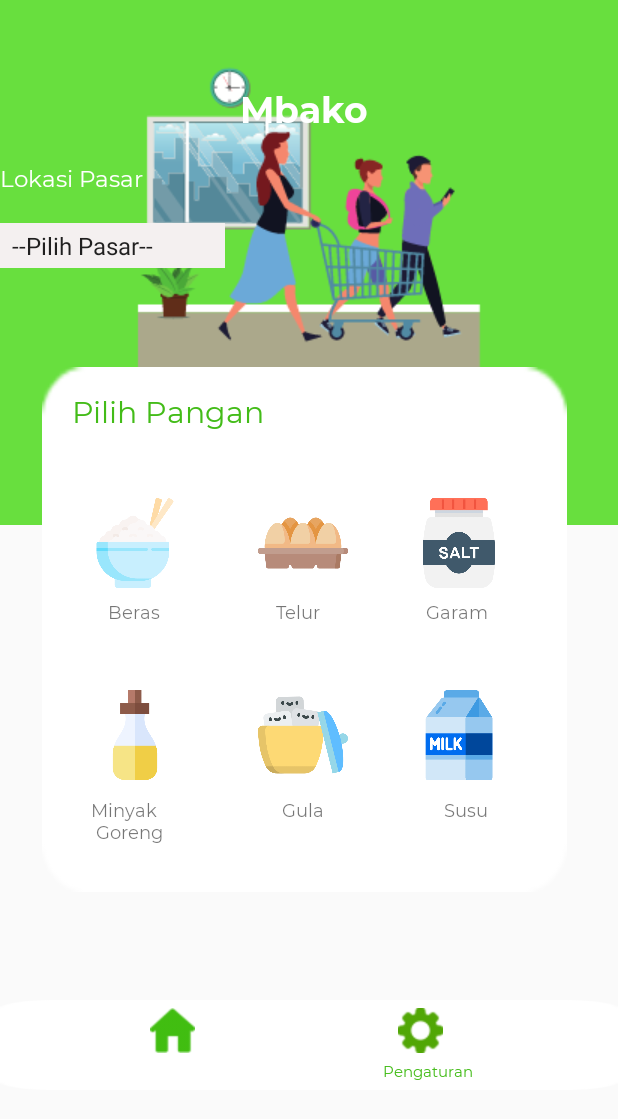
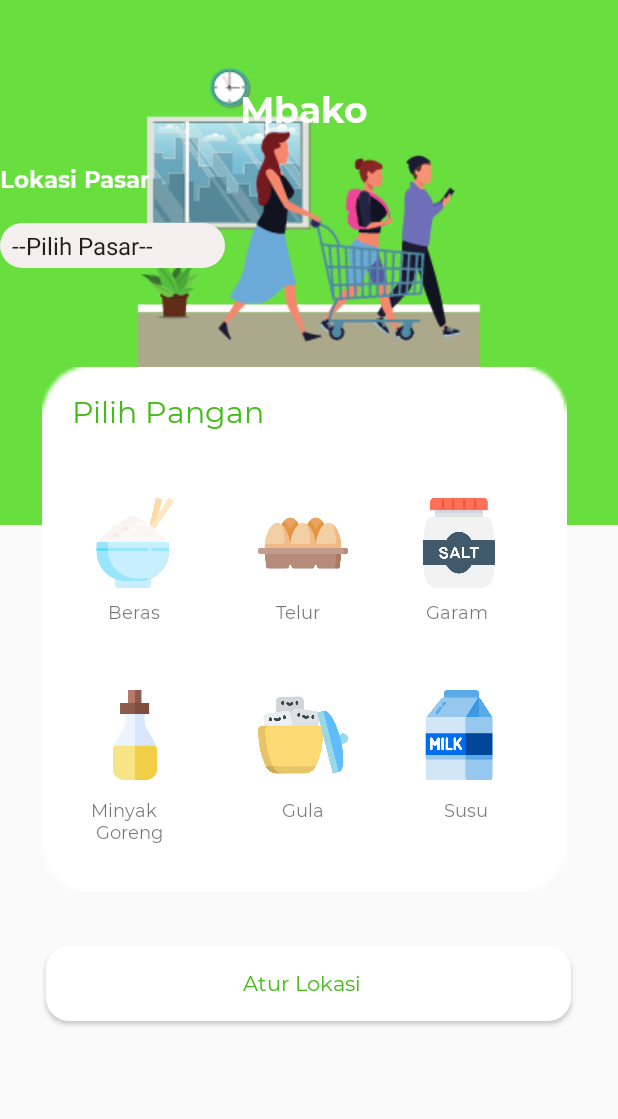
Before and after one commit to ayukinanthi/ProyekMbako, an Android app: the Homepage screen opened directly, with no data from a screen before it, on a phone screen of 412 x 824 dp. Shown: the top 1119 px of the screen. Run offline under Robolectric (Android 15) with nearby library versions, the phone set to English and light mode, and no system bars.

Commit message:
commit dan push terakhirrrrrrrrr

```diff
--- a/app/src/main/AndroidManifest.xml
+++ b/app/src/main/AndroidManifest.xml
@@ -12,7 +12,6 @@
         android:theme="@style/AppTheme">
         <activity android:name=".MinyakActivity"></activity>
         <activity android:name=".GulaActivity" />
-        <activity android:name=".SettingActivity" />
         <activity android:name=".SusuActivity" />
         <activity android:name=".GaramActivity" />
         <activity android:name=".TelurActivity" />
--- a/app/src/main/java/android/example/proyekmbako/Homepage.java
+++ b/app/src/main/java/android/example/proyekmbako/Homepage.java
@@ -17,8 +17,7 @@ public class Homepage extends AppCompatActivity implements AdapterView.OnItemSel
     Button btn_garam;
     Button btn_gula;
     Button btn_minyak;
-    Button beranda;
-    Button pengaturan;
+    Button setting_lokasi;
 
 
     @Override
@@ -33,8 +32,8 @@ public class Homepage extends AppCompatActivity implements AdapterView.OnItemSel
         btn_garam = findViewById(R.id.btn_garam);
         btn_gula = findViewById(R.id.btn_gula);
         btn_minyak = findViewById(R.id.btn_minyak);
-        beranda = findViewById(R.id.beranda);
-        pengaturan = findViewById(R.id.pengaturan);
+        setting_lokasi = findViewById(R.id.setting_lokasi);
+
 
         btn_beras.setOnClickListener(new View.OnClickListener() {
             @Override
@@ -68,19 +67,27 @@ public class Homepage extends AppCompatActivity implements AdapterView.OnItemSel
             }
         });
 
-        beranda.setOnClickListener(new View.OnClickListener() {
+        btn_gula.setOnClickListener(new View.OnClickListener() {
             @Override
             public void onClick(View v) {
-                Intent beranda = new Intent(Homepage.this, Homepage.class);
-                startActivity(beranda);
+                Intent gula = new Intent(Homepage.this, GulaActivity.class);
+                startActivity(gula);
             }
         });
 
-        pengaturan.setOnClickListener(new View.OnClickListener() {
+        btn_minyak.setOnClickListener(new View.OnClickListener() {
             @Override
             public void onClick(View v) {
-                Intent pengaturan = new Intent(Homepage.this, SettingActivity.class);
-                startActivity(pengaturan);
+                Intent minyak = new Intent(Homepage.this, MinyakActivity.class);
+                startActivity(minyak);
+            }
+        });
+
+        setting_lokasi.setOnClickListener(new View.OnClickListener() {
+            @Override
+            public void onClick(View v) {
+                Intent setting = new Intent(Homepage.this, ChooseLoc.class);
+                startActivity(setting);
             }
         });
 
--- a/app/src/main/res/drawable/bg_white.xml
+++ b/app/src/main/res/drawable/bg_white.xml
@@ -5,6 +5,7 @@
             <item>
                 <shape android:shape="rectangle">
                     <solid android:color="#ffffff"/>
+                    <corners android:radius="15dp"/>
 
                     <padding android:right="10dp"/>
                 </shape>
--- a/app/src/main/res/drawable/btn_round_gray.xml
+++ b/app/src/main/res/drawable/btn_round_gray.xml
@@ -5,6 +5,7 @@
             <item>
                 <shape android:shape="rectangle">
                     <solid android:color="#F4F0F0"/>
+                    <corners android:radius="15dp"/>
 
                     <padding android:right="10dp"/>
                 </shape>
--- a/app/src/main/res/layout/activity_homepage.xml
+++ b/app/src/main/res/layout/activity_homepage.xml
@@ -32,7 +32,7 @@
         android:layout_width="wrap_content"
         android:layout_height="wrap_content"
         android:layout_marginTop="20dp"
-        android:fontFamily="@font/montserratregular"
+        android:fontFamily="@font/montserratbold"
         android:text="@string/lokasipasar"
         android:textColor="@color/colorWhite"
         android:textSize="15sp"
@@ -219,57 +219,27 @@
         android:textAlignment="center"
         android:textSize="12sp"
         app:layout_constraintStart_toStartOf="parent"
-        app:layout_constraintTop_toTopOf="parent" />
+        app:layout_constraintTop_toTopOf="parent"
+        />
 
-    <LinearLayout
-        android:id="@+id/linearLayout2"
-        android:layout_width="match_parent"
-        android:layout_height="60dp"
-        android:layout_marginTop="72dp"
-        android:background="@drawable/rectangle_pangan"
+    <Button
+        android:id="@+id/setting_lokasi"
+        android:layout_width="350dp"
+        android:layout_height="50dp"
+        android:layout_marginTop="36dp"
         app:layout_constraintTop_toBottomOf="@+id/view_pangan"
-        tools:layout_editor_absoluteX="1dp"
-        android:orientation="horizontal">
-        <LinearLayout
-            android:layout_width="match_parent"
-            android:layout_height="wrap_content"
-            android:orientation="horizontal"
-            android:weightSum="2">
-            <Button
-                android:id="@+id/beranda"
-                android:layout_width="30dp"
-                android:layout_height="30dp"
-                android:background="@drawable/house"
-                android:layout_marginStart="100dp"
-                android:layout_marginLeft="70dp"
-                android:layout_marginTop="5dp"/>
-            <LinearLayout
-                android:layout_width="0dp"
-                android:layout_height="wrap_content"
-                android:layout_weight="3"
-                android:orientation="vertical">
-                <Button
-                    android:id="@+id/pengaturan"
-                    android:layout_width="30dp"
-                    android:layout_height="30dp"
-                    android:background="@drawable/settings"
-                    android:layout_marginTop="5dp"
-                    android:layout_marginStart="135dp"
-                    android:layout_marginLeft="70dp" />
-                <TextView
-                    android:layout_width="wrap_content"
-                    android:layout_height="wrap_content"
-                    android:text="Pengaturan"
-                    android:fontFamily="@font/montserratregular"
-                    android:textSize="10sp"
-                    android:textColor="@color/colorGreen"
-                    android:layout_marginTop="5dp"
-                    android:layout_marginStart="125dp"
-                    android:layout_marginLeft="87dp"/>
-            </LinearLayout>
+        tools:layout_editor_absoluteX="30dp"
+        android:background="@drawable/bg_white"
+        android:text="Atur Lokasi"
+        android:textAllCaps="false"
+        android:fontFamily="@font/montserratregular"
+        android:textSize="14sp"
+        android:textColor="@color/colorGreen"
+        tools:ignore="MissingConstraints"
+        app:layout_constraintEnd_toEndOf="parent"
+        app:layout_constraintHorizontal_bias="0.497"
+        app:layout_constraintStart_toStartOf="parent"/>
 
-        </LinearLayout>
-    </LinearLayout>
 
 
 </androidx.constraintlayout.widget.ConstraintLayout>
```
Also changed, not shown: app/src/main/java/android/example/proyekmbako/SettingActivity.java (deleted, +0 -29 lines), app/src/main/res/layout/activity_main.xml (+13 -0 lines), app/src/main/res/layout/activity_setting.xml (deleted, +0 -217 lines).
